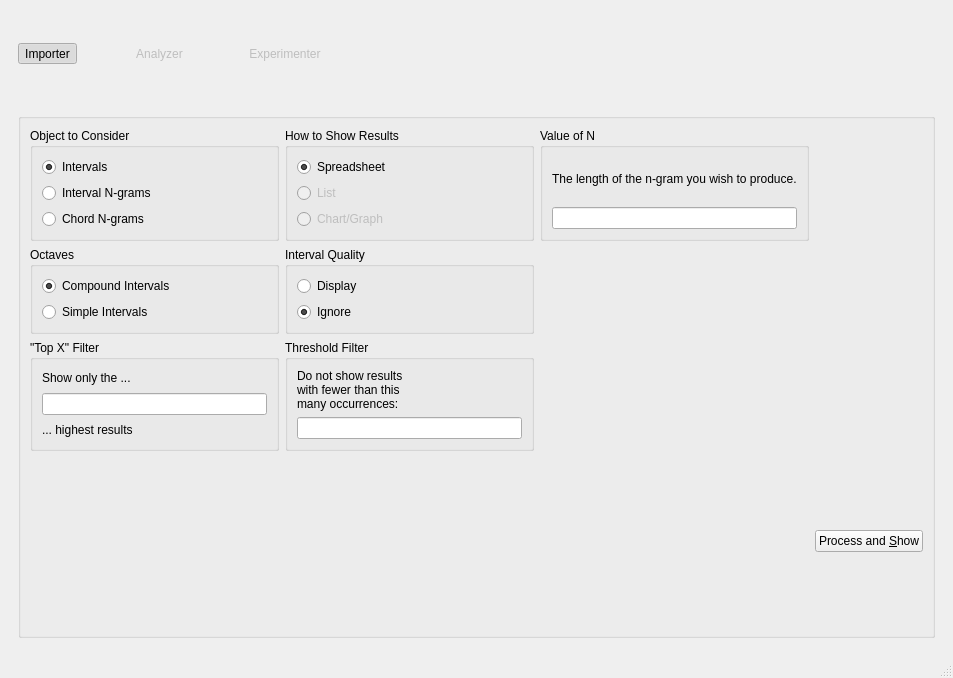
Qt form views/ui/main_window.ui (ELVIS-Project/vis-framework) before a commit.
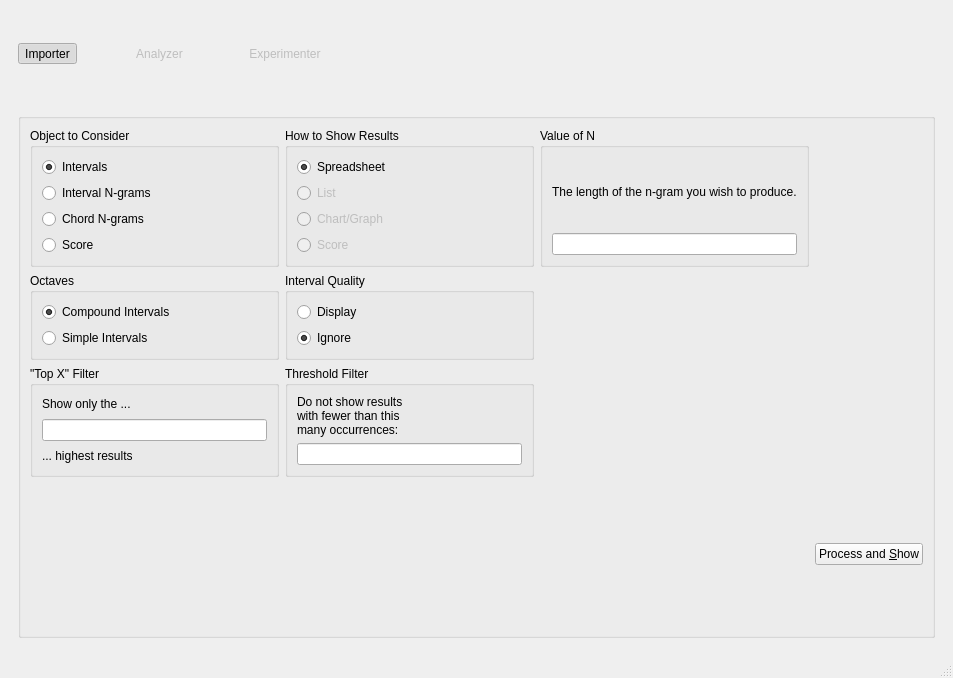
The same form after that commit. The open tabs and pages were chosen to show the change. Icons and pictures are not drawn.

```diff
--- a/views/ui/main_window.ui
+++ b/views/ui/main_window.ui
@@ -702,9 +702,16 @@
                 <property name="text">
                  <string>Chart/Graph</string>
                 </property>
-                <property name="checked">
+               </widget>
+              </item>
+              <item>
+               <widget class="QRadioButton" name="rdo_score">
+                <property name="enabled">
                  <bool>false</bool>
                 </property>
+                <property name="text">
+                 <string>Score</string>
+                </property>
                </widget>
               </item>
              </layout>
@@ -765,6 +772,13 @@
                 </property>
                </widget>
               </item>
+              <item>
+               <widget class="QRadioButton" name="rdo_consider_score">
+                <property name="text">
+                 <string>Score</string>
+                </property>
+               </widget>
+              </item>
              </layout>
             </widget>
            </item>
```
Left out of the diff: 2 changed lines with no effect on the pictures.
